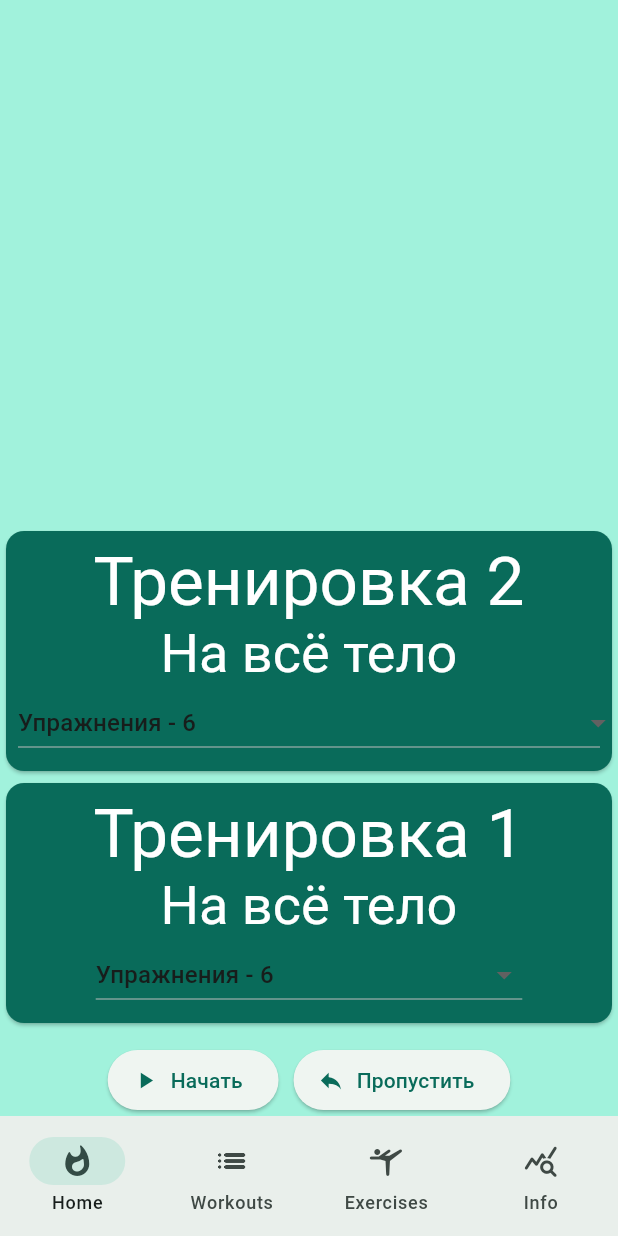
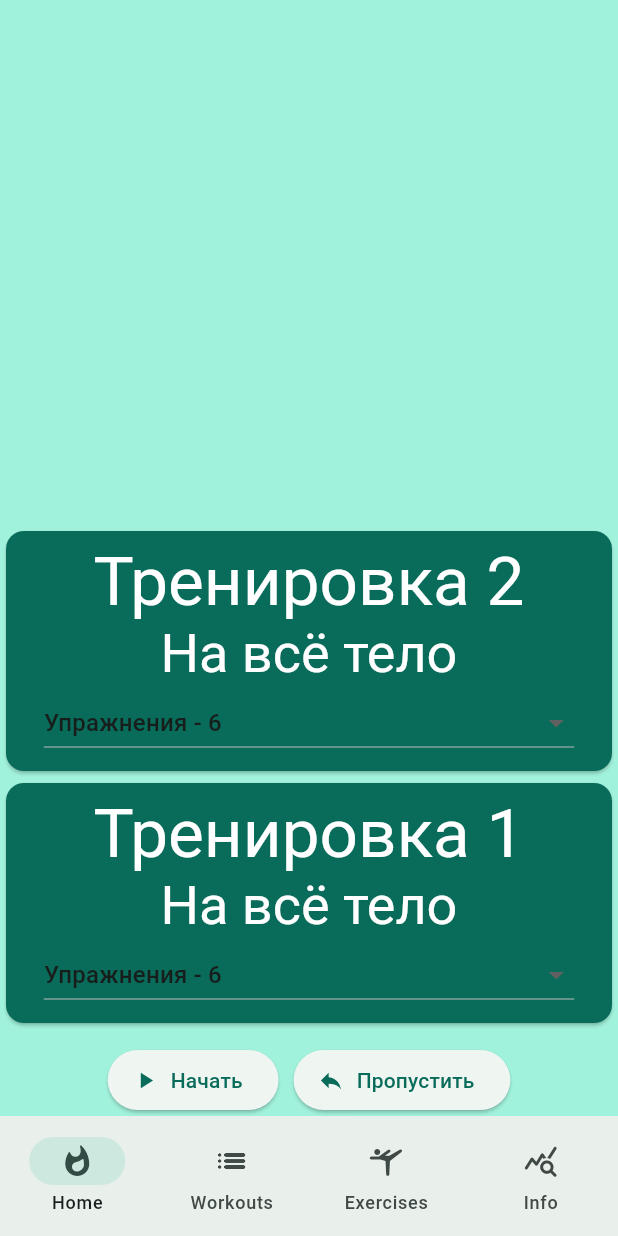
Before and after one commit to Karenfen/MyHomeGym, a Flutter app: the screen it shows after launch, on a phone screen of 412 x 824 dp. Run offline on Flutter 3.47's test engine with Material 2 defaults, Android fonts, the light colour scheme and no system bars; our stand-ins replace audioplayers.

Commit message:
исправил отрисовку workoutCard

```diff
--- a/lib/widjets/workout_card.dart
+++ b/lib/widjets/workout_card.dart
@@ -10,6 +10,7 @@ class WorkoutCard extends StatelessWidget {
 
   @override
   Widget build(BuildContext context) {
+    final screenWidth = MediaQuery.of(context).size.width;
     final theme = Theme.of(context);
     final headerStyle = theme.textTheme.displayMedium!.copyWith(
       color: theme.colorScheme.onPrimary,
@@ -49,12 +50,24 @@ class WorkoutCard extends StatelessWidget {
                 for (var item in workout.exerciseList)
                   DropdownMenuItem<Exercise>(
                     value: item,
-                    child: Row(
-                      mainAxisAlignment: MainAxisAlignment.spaceBetween,
-                      children: [
-                        Text('${item.name} '),
-                        Text('${item.repetitions}'),
-                      ],
+                    child: Center(
+                      child: Container(
+                        constraints:
+                            BoxConstraints(maxWidth: screenWidth * 0.8),
+                        child: Row(
+                          mainAxisAlignment: MainAxisAlignment.spaceBetween,
+                          children: [
+                            Expanded(
+                              child: Text(
+                                '${item.name} ',
+                                overflow: TextOverflow.ellipsis,
+                                maxLines: 2,
+                              ),
+                            ),
+                            Text('${item.repetitions}'),
+                          ],
+                        ),
+                      ),
                     ),
                   )
               ],
```
